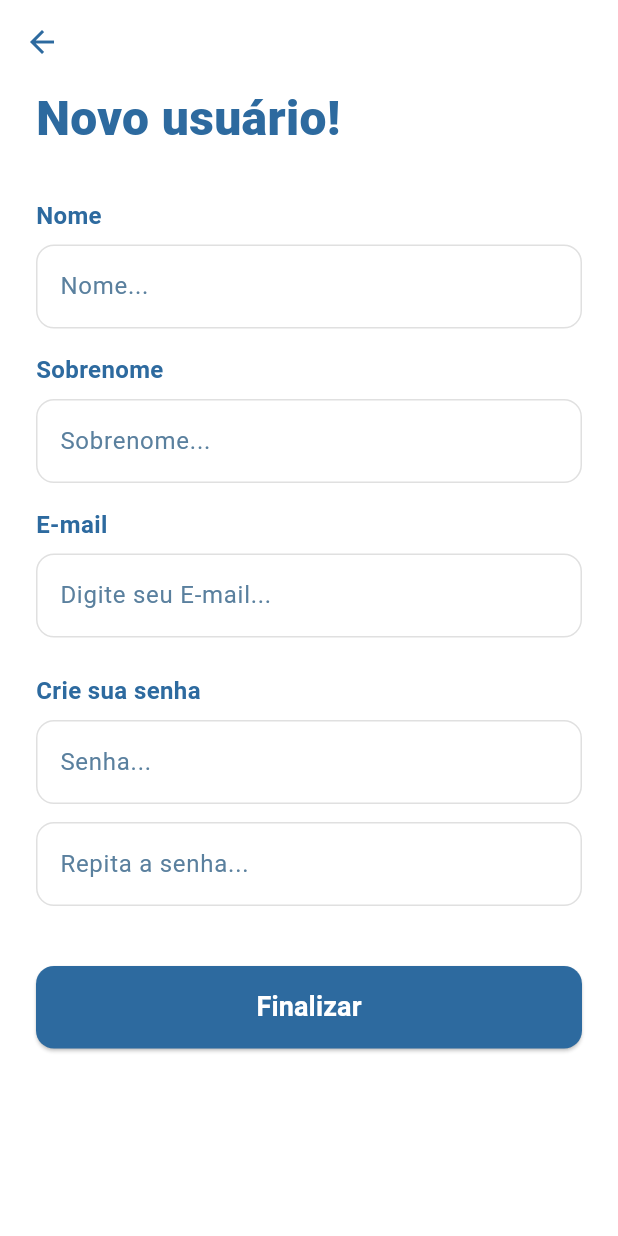
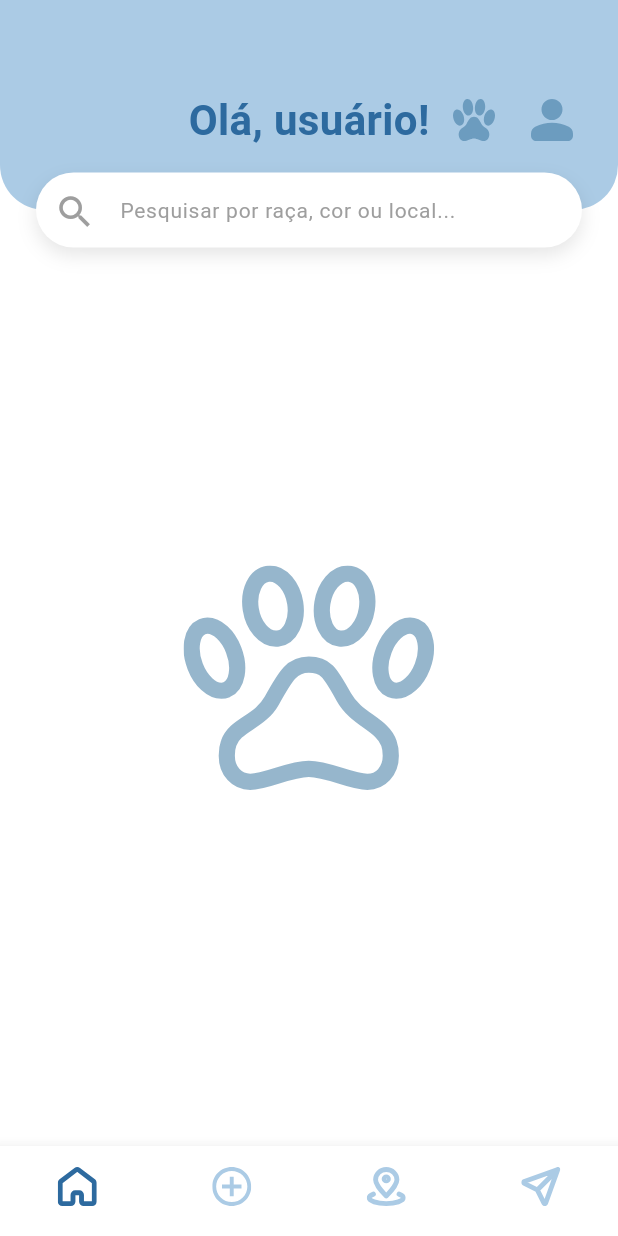
Before and after one commit to GabsStarCoder8/sos-pets-demo, a Flutter app: the CadastroScreen screen opened directly, after a tap on "Finalizar", on a phone screen of 412 x 824 dp. Run offline on Flutter 3.47's test engine with Material 3 defaults, Android fonts, the phone set to English and light mode, and no system bars; our stand-ins replace flutter_svg.

Commit message:
feat:criar tela inicial com barra de pesquisa e navegação

```diff
--- a/lib/screen/cadastro_screen.dart
+++ b/lib/screen/cadastro_screen.dart
@@ -1,17 +1,17 @@
 import 'package:flutter/material.dart';
+import 'home_screen.dart';
 
 class CadastroScreen extends StatelessWidget {
   const CadastroScreen({super.key});
 
   @override
   Widget build(BuildContext context) {
-    // Usando a mesma cor azul padrão do seu app
+    //cor azul
     const Color primaryColor = Color(0xFF2D6A9F);
 
     return Scaffold(
       backgroundColor: Colors.white,
-      // O AppBar vazio com cor de fundo branca e elevação zero serve apenas
-      // para colocar automaticamente a "setinha de voltar" no topo da tela!
+      // O AppBar
       appBar: AppBar(
         backgroundColor: Colors.white,
         elevation: 0,
@@ -21,11 +21,10 @@ class CadastroScreen extends StatelessWidget {
         child: SingleChildScrollView(
           padding: const EdgeInsets.symmetric(horizontal: 24.0),
           child: Column(
-            // Diferente da tela de login onde tudo era centralizado,
-            // aqui nós alinhamos os itens à esquerda (start) por causa dos títulos (Nome, Sobrenome, etc)
+            //
             crossAxisAlignment: CrossAxisAlignment.start,
             children: [
-              // 1. TÍTULO
+              // Título
               const Text(
                 'Novo usuário!',
                 style: TextStyle(
@@ -36,7 +35,7 @@ class CadastroScreen extends StatelessWidget {
               ),
               const SizedBox(height: 30),
 
-              // 2. CAMPO: NOME
+              //Campo: nome
               const Text(
                 'Nome',
                 style: TextStyle(
@@ -62,7 +61,7 @@ class CadastroScreen extends StatelessWidget {
               ),
               const SizedBox(height: 16),
 
-              // 3. CAMPO: SOBRENOME
+              //Campo: sobrenome
               const Text(
                 'Sobrenome',
                 style: TextStyle(
@@ -88,7 +87,7 @@ class CadastroScreen extends StatelessWidget {
               ),
               const SizedBox(height: 16),
 
-              // 4. CAMPO: E-MAIL
+              //Campo:e-mail
               const Text(
                 'E-mail',
                 style: TextStyle(
@@ -115,7 +114,7 @@ class CadastroScreen extends StatelessWidget {
               ),
               const SizedBox(height: 24),
 
-              // 5. CAMPO: SENHA E CONFIRMAR SENHA
+              //Campo: Senha e Confirma Senja
               const Text(
                 'Crie sua senha',
                 style: TextStyle(
@@ -126,7 +125,7 @@ class CadastroScreen extends StatelessWidget {
               ),
               const SizedBox(height: 8),
               TextField(
-                obscureText: true, // Esconde o texto
+                obscureText: true,
                 decoration: InputDecoration(
                   hintText: 'Senha...',
                   hintStyle: const TextStyle(color: Color(0xFF5A809E)),
@@ -142,7 +141,7 @@ class CadastroScreen extends StatelessWidget {
               ),
               const SizedBox(height: 12),
               TextField(
-                obscureText: true, // Esconde o texto
+                obscureText: true,
                 decoration: InputDecoration(
                   hintText: 'Repita a senha...',
                   hintStyle: const TextStyle(color: Color(0xFF5A809E)),
@@ -158,7 +157,7 @@ class CadastroScreen extends StatelessWidget {
               ),
               const SizedBox(height: 40),
 
-              // 6. BOTÃO FINALIZAR
+              // Botão Finalizar
               SizedBox(
                 width: double.infinity,
                 height: 55,
@@ -170,7 +169,13 @@ class CadastroScreen extends StatelessWidget {
                     ),
                   ),
                   onPressed: () {
-                    // Ação de finalizar o cadastro
+                    Navigator.pushAndRemoveUntil(
+                      context,
+                      MaterialPageRoute(
+                        builder: (context) => const HomeScreen(),
+                      ),
+                      (Route<dynamic> route) => false,
+                    );
                   },
                   child: const Text(
                     'Finalizar',
@@ -182,9 +187,7 @@ class CadastroScreen extends StatelessWidget {
                   ),
                 ),
               ),
-              const SizedBox(
-                height: 20,
-              ), // Um espacinho extra no final para o scroll ficar confortável
+              const SizedBox(height: 20),
             ],
           ),
         ),
--- /dev/null
+++ b/lib/screen/home_screen.dart
@@ -0,0 +1,234 @@
+import 'package:flutter/material.dart';
+import 'package:flutter_svg/flutter_svg.dart';
+
+class HomeScreen extends StatelessWidget {
+  const HomeScreen({super.key});
+
+  @override
+  Widget build(BuildContext context) {
+    const Color primaryColor = Color(0xFF2D6A9F);
+    const Color lightBlue = Color(0xFFABCBE5); //azul escuro
+
+    return Scaffold(
+      backgroundColor: Colors.white,
+      body: SafeArea(
+        child: Stack(
+          children: [
+            Column(
+              children: [
+                Container(
+                  padding: const EdgeInsets.only(top: 20, left: 24, right: 24),
+                  height: 140,
+                  width: double.infinity,
+                  decoration: const BoxDecoration(
+                    color: lightBlue,
+                    borderRadius: BorderRadius.vertical(
+                      bottom: Radius.circular(30),
+                    ),
+                  ),
+
+                  child: Stack(
+                    children: [
+                      const Align(
+                        alignment: Alignment.center,
+
+                        child: Text(
+                          'Olá, usuário!',
+                          style: TextStyle(
+                            fontSize: 28,
+                            fontWeight: FontWeight.bold,
+                            color: primaryColor,
+                          ),
+                        ),
+                      ),
+
+                      Align(
+                        alignment: Alignment.centerRight,
+                        child: Row(
+                          mainAxisSize: MainAxisSize.min,
+                          children: [
+                            //icon paw
+                            Material(
+                              color: Colors.transparent,
+                              child: InkWell(
+                                borderRadius: BorderRadius.circular(20),
+                                splashColor: Colors.white.withOpacity(0.4),
+                                highlightColor: Colors.white.withOpacity(0.1),
+                                onTap: () {
+                                  print('Click paw');
+                                },
+                                child: Padding(
+                                  padding: const EdgeInsets.all(6.0),
+                                  child: SvgPicture.asset(
+                                    'assets/icons/paw-icon.svg',
+                                    height: 28,
+                                  ),
+                                ),
+                              ),
+                            ),
+
+                            //espaço entre icons
+                            const SizedBox(width: 12),
+
+                            //icons person
+                            Material(
+                              color: Colors.transparent,
+                              child: InkWell(
+                                borderRadius: BorderRadius.circular(20),
+                                splashColor: Colors.white.withOpacity(0.4),
+                                highlightColor: Colors.white.withOpacity(0.1),
+                                onTap: () {
+                                  print('Click person');
+                                },
+                                child: Padding(
+                                  padding: const EdgeInsets.all(6.0),
+                                  child: SvgPicture.asset(
+                                    'assets/icons/person-icon.svg',
+                                    height: 28,
+                                  ),
+                                ),
+                              ),
+                            ),
+                          ],
+                        ),
+                      ),
+                    ],
+                  ),
+                ),
+                //Fundo branco
+                Expanded(
+                  child: Center(
+                    child: SvgPicture.asset(
+                      'assets/icons/paw-big-home.svg',
+                      height: 150,
+                    ),
+                  ),
+                ),
+              ],
+            ),
+
+            //Barra de pesquisa
+            Positioned(
+              top: 115,
+              left: 24,
+              right: 24,
+              child: Container(
+                height: 50,
+                decoration: BoxDecoration(
+                  color: Colors.white,
+                  borderRadius: BorderRadius.circular(25),
+                  boxShadow: [
+                    BoxShadow(
+                      color: Colors.black.withOpacity(0.1),
+                      blurRadius: 10,
+                      offset: const Offset(0, 5),
+                    ),
+                  ],
+                ),
+                child: TextField(
+                  textAlignVertical: TextAlignVertical.center,
+                  decoration: InputDecoration(
+                    //lupa icon
+                    prefixIcon: const Padding(
+                      padding: EdgeInsetsGeometry.all(12.0),
+                      child: Icon(Icons.search, color: Colors.grey, size: 28),
+                    ),
+                    hintText: 'Pesquisar por raça, cor ou local...',
+                    hintStyle: const TextStyle(
+                      color: Colors.grey,
+                      fontSize: 14,
+                    ),
+                    border: InputBorder.none,
+                    contentPadding: EdgeInsets.zero,
+                  ),
+                ),
+              ),
+            ),
+          ],
+        ),
+      ),
+      //navbar de navegação
+      bottomNavigationBar: BottomNavigationBar(
+        type: BottomNavigationBarType.fixed,
+        backgroundColor: Colors.white,
+        selectedItemColor: primaryColor,
+        unselectedItemColor: lightBlue,
+        showSelectedLabels: false,
+        showUnselectedLabels: false,
+
+        items: [
+          BottomNavigationBarItem(
+            icon: SvgPicture.asset(
+              'assets/icons/home-icon.svg',
+              height: 26,
+              colorFilter: const ColorFilter.mode(lightBlue, BlendMode.srcIn),
+            ),
+            activeIcon: SvgPicture.asset(
+              'assets/icons/home-icon.svg',
+              height: 26,
+              colorFilter: const ColorFilter.mode(
+                primaryColor,
+                BlendMode.srcIn,
+              ),
+            ),
+            label: 'Home',
+          ),
+
+          //Icone de add dog
+          BottomNavigationBarItem(
+            icon: SvgPicture.asset(
+              'assets/icons/add-dog.svg',
+              height: 26,
+              colorFilter: const ColorFilter.mode(lightBlue, BlendMode.srcIn),
+            ),
+            activeIcon: SvgPicture.asset(
+              'assets/icons/add-dog.svg',
+              height: 26,
+              colorFilter: const ColorFilter.mode(
+                primaryColor,
+                BlendMode.srcIn,
+              ),
+            ),
+            label: 'AddDog',
+          ),
+
+          //Icone de localização
+          BottomNavigationBarItem(
+            icon: SvgPicture.asset(
+              'assets/icons/icon-loc.svg',
+              height: 26,
+              colorFilter: const ColorFilter.mode(lightBlue, BlendMode.srcIn),
+            ),
+            activeIcon: SvgPicture.asset(
+              'assets/icons/add-dog.svg',
+              height: 26,
+              colorFilter: const ColorFilter.mode(
+                primaryColor,
+                BlendMode.srcIn,
+              ),
+            ),
+            label: 'Localização',
+          ),
+
+          //Icone de mensagem
+          BottomNavigationBarItem(
+            icon: SvgPicture.asset(
+              'assets/icons/send-icon.svg',
+              height: 26,
+              colorFilter: const ColorFilter.mode(lightBlue, BlendMode.srcIn),
+            ),
+            activeIcon: SvgPicture.asset(
+              'assets/icons/send-icon.svg',
+              height: 26,
+              colorFilter: const ColorFilter.mode(
+                primaryColor,
+                BlendMode.srcIn,
+              ),
+            ),
+            label: 'Send',
+          ),
+        ],
+      ),
+    );
+  }
+}
--- a/pubspec.yaml
+++ b/pubspec.yaml
@@ -30,6 +30,7 @@ environment:
 dependencies:
   flutter:
     sdk: flutter
+  flutter_svg: ^2.0.9
 
   # The following adds the Cupertino Icons font to your application.
   # Use with the CupertinoIcons class for iOS style icons.
@@ -59,7 +60,8 @@ flutter:
 
   # To add assets to your application, add an assets section, like this:
   assets:
-   - assets/images/cachorro.png
+   - assets/images/
+   - assets/icons/
 
   # An image asset can refer to one or more resolution-specific "variants", see
   # https://flutter.dev/to/resolution-aware-images
```
Also changed, not shown: assets/icons/add-dog.svg (added), assets/icons/home-icon.svg (added), assets/icons/icon-loc.svg (added), assets/icons/paw-big-home.svg (added), assets/icons/paw-icon.svg (added), assets/icons/person-icon.svg (added), assets/icons/send-icon.svg (added), pubspec.lock.
